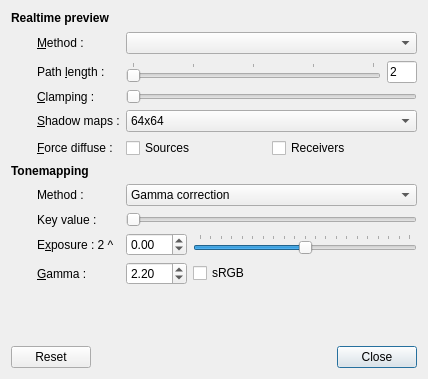
Before: the Qt Designer form src/mtsgui/previewsettingsdlg.ui in mitsuba-renderer/mitsuba, drawn with Qt 5.
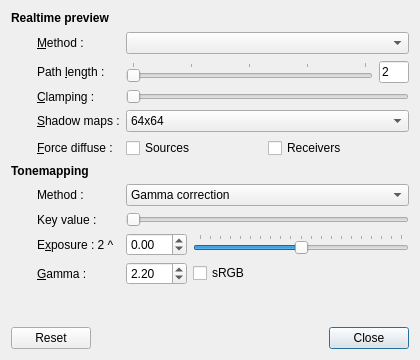
After: the same form once the commit is applied.

What changed in the file:
```diff
--- a/src/mtsgui/previewsettingsdlg.ui
+++ b/src/mtsgui/previewsettingsdlg.ui
@@ -6,8 +6,8 @@
    <rect>
     <x>0</x>
     <y>0</y>
-    <width>428</width>
-    <height>379</height>
+    <width>420</width>
+    <height>360</height>
    </rect>
   </property>
   <property name="windowTitle">
```
Left out of the diff: 17 changed lines with no effect on the pictures.
